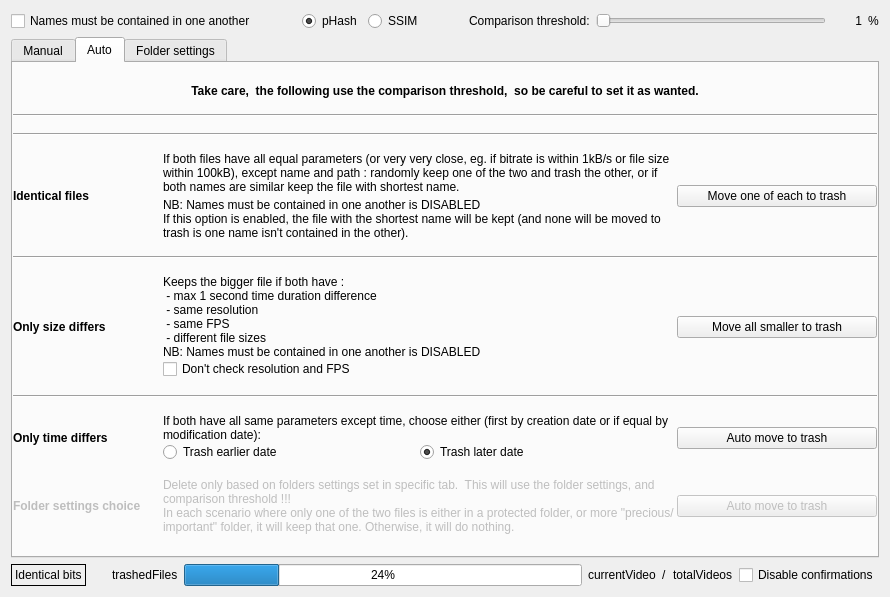
Above: QtProject/app/comparison.ui from theophanemayaud/video-simili-duplicate-cleaner before the change. Below: the same form after it.
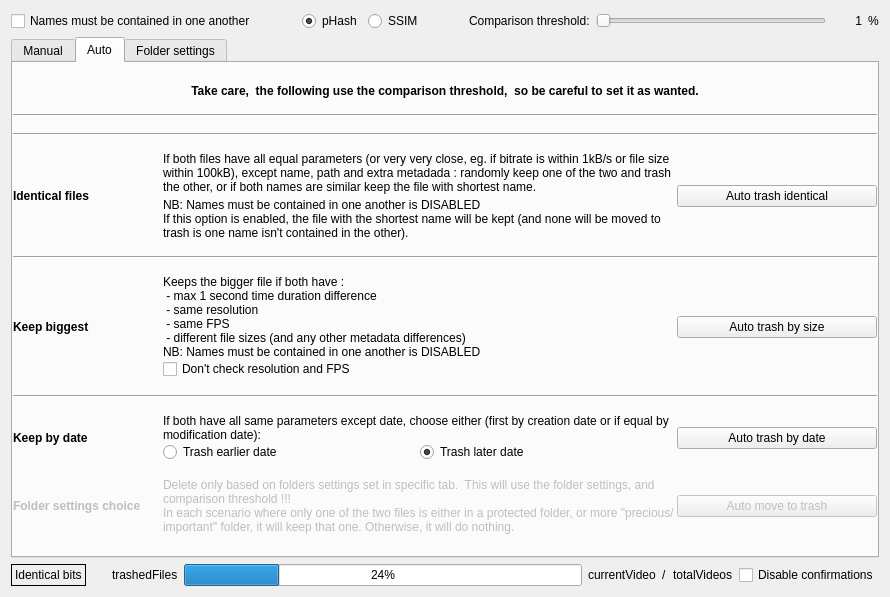
That is the form after the change. The open tabs and pages were chosen to show the change. Custom widgets are drawn as their Qt base class.

Commit message: chore(comparison): finish gps metadata by adding to auto comparison checks

What changed in the file:
```diff
--- a/QtProject/app/comparison.ui
+++ b/QtProject/app/comparison.ui
@@ -1434,7 +1434,7 @@
              <item>
               <widget class="QLabel" name="label_4">
                <property name="text">
-                <string>If both files have all equal parameters (or very very close, eg. if bitrate is within 1kB/s or file size within 100kB), except name and path : randomly keep one of the two and trash the other, or if both names are similar keep the file with shortest name.</string>
+                <string>If both files have all equal parameters (or very very close, eg. if bitrate is within 1kB/s or file size within 100kB), except name, path and extra metadada : randomly keep one of the two and trash the other, or if both names are similar keep the file with shortest name.</string>
                </property>
                <property name="wordWrap">
                 <bool>true</bool>
@@ -1502,7 +1502,10 @@
               </size>
              </property>
              <property name="text">
-              <string>Move one of each to trash</string>
+              <string>Auto trash identical</string>
+             </property>
+             <property name="autoDefault">
+              <bool>false</bool>
              </property>
             </widget>
            </item>
@@ -1537,7 +1540,7 @@
               </font>
              </property>
              <property name="text">
-              <string>Only size differs</string>
+              <string>Keep biggest</string>
              </property>
             </widget>
            </item>
@@ -1553,7 +1556,7 @@
  - max 1 second time duration difference
  - same resolution
  - same FPS
- - different file sizes</string>
+ - different file sizes (and any other metadata differences)</string>
                </property>
               </widget>
              </item>
@@ -1605,7 +1608,10 @@
               </size>
              </property>
              <property name="text">
-              <string>Move all smaller to trash</string>
+              <string>Auto trash by size</string>
+             </property>
+             <property name="autoDefault">
+              <bool>false</bool>
              </property>
             </widget>
            </item>
@@ -1643,7 +1649,7 @@
               </font>
              </property>
              <property name="text">
-              <string>Only time differs</string>
+              <string>Keep by date</string>
              </property>
             </widget>
            </item>
@@ -1655,7 +1661,7 @@
                 <bool>true</bool>
                </property>
                <property name="text">
-                <string>If both have all same parameters except time, choose either (first by creation date or if equal by modification date):</string>
+                <string>If both have all same parameters except date, choose either (first by creation date or if equal by modification date):</string>
                </property>
                <property name="wordWrap">
                 <bool>true</bool>
@@ -1712,7 +1718,10 @@
               </size>
              </property>
              <property name="text">
-              <string>Auto move to trash</string>
+              <string>Auto trash by date</string>
+             </property>
+             <property name="autoDefault">
+              <bool>false</bool>
              </property>
             </widget>
            </item>
```
Left out of the diff: 12 changed lines with no effect on the pictures. The commit also changes 2 other files.
